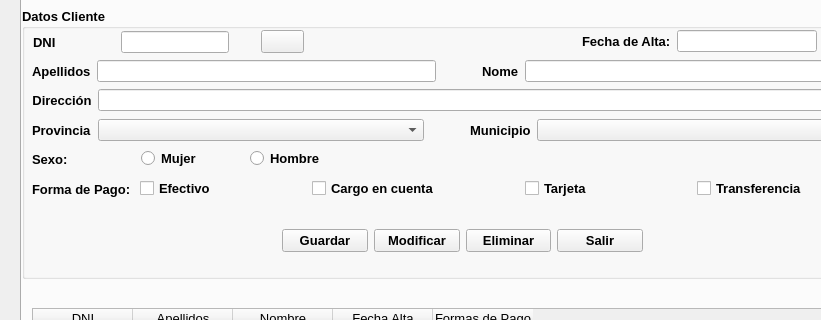
The window that window.ui (gaelrf/reyfernandez) describes before a commit, drawn with Qt 5; both pictures show x 0 to 821 and y 126 to 446 of the 916 by 907 pixel window.
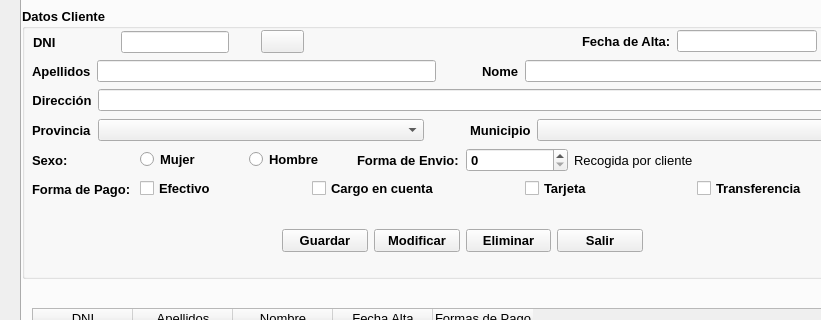
The same window after the commit.

```diff
--- a/window.ui
+++ b/window.ui
@@ -78,8 +78,8 @@
         <rect>
          <x>10</x>
          <y>140</y>
-         <width>321</width>
-         <height>22</height>
+         <width>661</width>
+         <height>24</height>
         </rect>
        </property>
        <layout class="QHBoxLayout" name="horizontalLayout_5">
@@ -117,6 +117,29 @@
           </attribute>
          </widget>
         </item>
+        <item>
+         <widget class="QLabel" name="lblEnvio">
+          <property name="text">
+           <string>Forma de Envio:</string>
+          </property>
+         </widget>
+        </item>
+        <item>
+         <widget class="QSpinBox" name="spinEnvio"/>
+        </item>
+        <item>
+         <widget class="QLabel" name="lblRecogida">
+          <property name="font">
+           <font>
+            <weight>50</weight>
+            <bold>false</bold>
+           </font>
+          </property>
+          <property name="text">
+           <string>Recogida por cliente</string>
+          </property>
+         </widget>
+        </item>
        </layout>
       </widget>
       <widget class="QWidget" name="layoutWidget">
```
Left out of the diff: 2 changed lines with no effect on the pictures.
